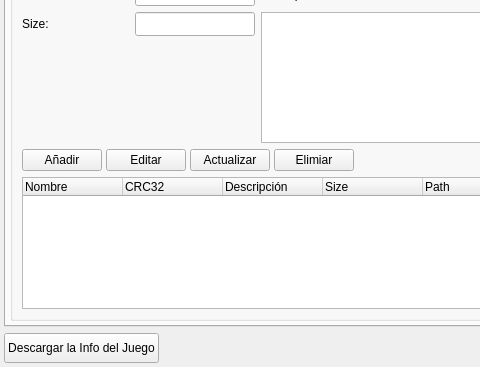
Old version of the form ui/addedit_juego.ui in the repository Monthy/gr-lida; both pictures show x 0 to 480 and y 193 to 560 of the 683 by 560 pixel window.
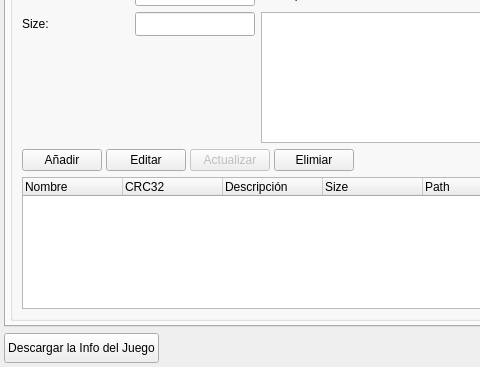
New version of the form. The open tabs and pages were chosen to show the change. Icons and pictures are not drawn. Custom widgets are drawn as their Qt base class.

Commit message: Corregido botón actualizar ya que debería estar desactivado.

The edit to the form file:
```diff
--- a/ui/addedit_juego.ui
+++ b/ui/addedit_juego.ui
@@ -1922,6 +1922,9 @@
             </item>
             <item>
              <widget class="QPushButton" name="btnUpdateFile">
+              <property name="enabled">
+               <bool>false</bool>
+              </property>
               <property name="minimumSize">
                <size>
                 <width>80</width>
```
